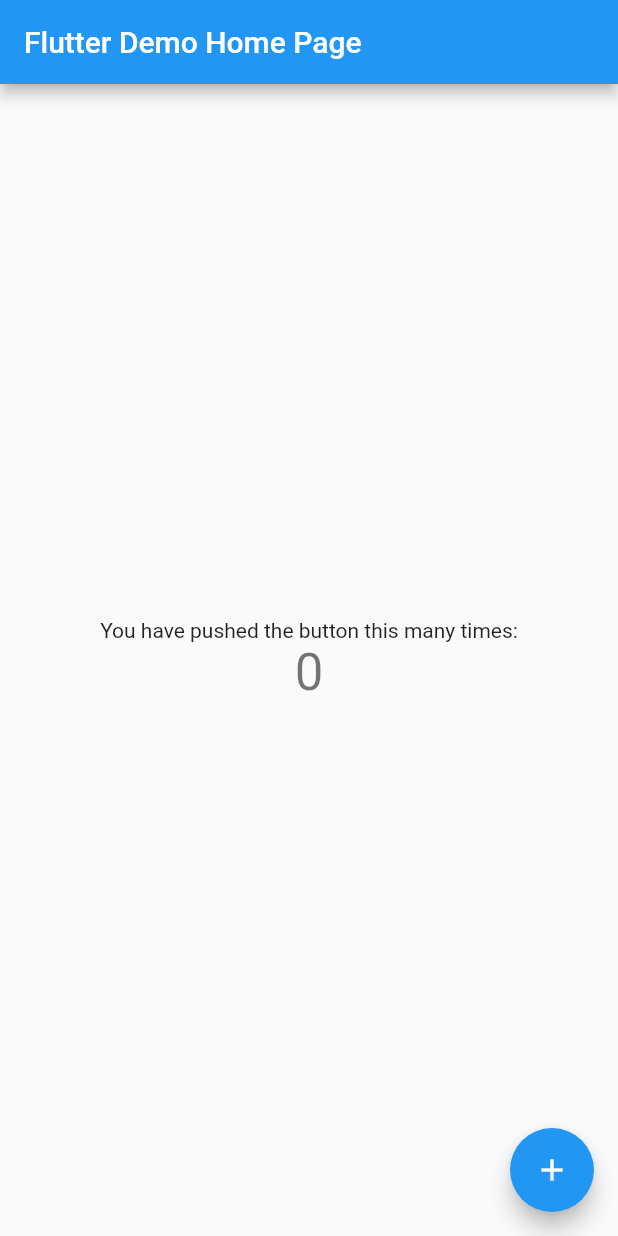
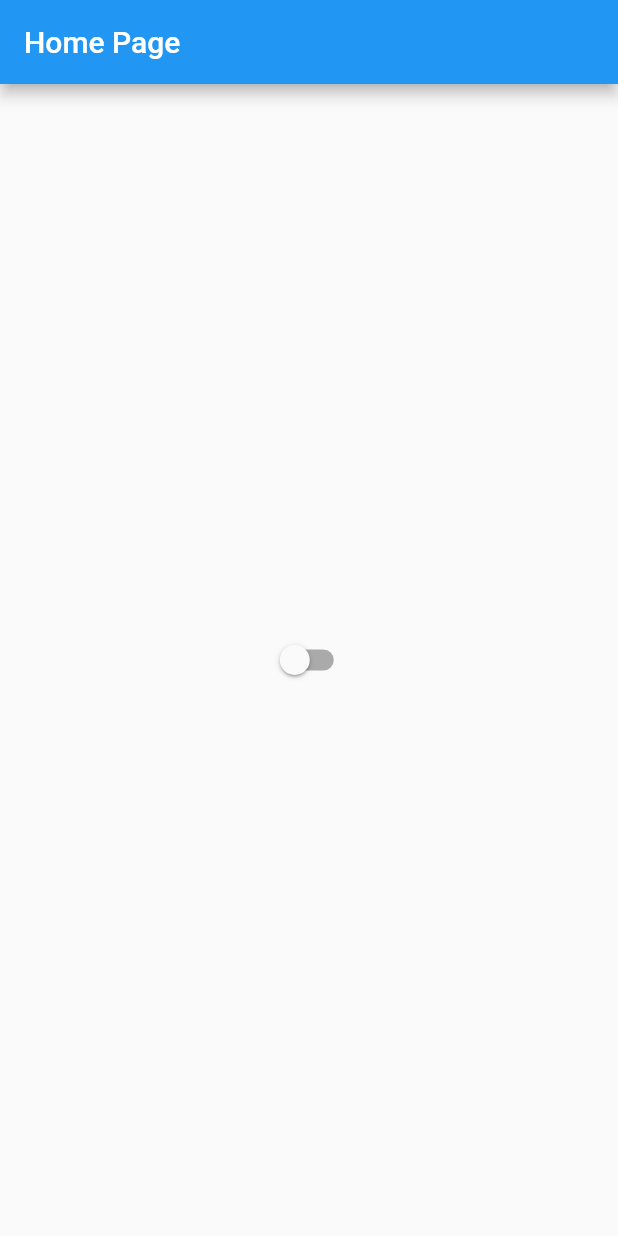
Before and after one commit to MarceloJSCesar/Flutter-Architecture, a Flutter app: the screen it shows after launch, on a phone screen of 412 x 824 dp. Run offline on Flutter 3.47's test engine with Material 2 defaults, Android fonts, the phone set to English and light mode, and no system bars.

Commit message:
components, controllers, pages/home folder added

```diff
--- /dev/null
+++ b/flutter_architecture/lib/app/app_widget.dart
@@ -0,0 +1,22 @@
+import 'package:flutter/material.dart';
+import './pages/home/home_page.dart';
+import 'controllers/app_controller.dart';
+
+class App extends StatelessWidget {
+  @override
+  Widget build(BuildContext context) {
+    return ValueListenableBuilder<bool>(
+      valueListenable: AppController.instance.themeSwitch,
+      builder: (context, isDark, child) {
+        return MaterialApp(
+          title: 'Flutter Demo',
+          theme: ThemeData(
+            brightness: isDark ? Brightness.dark : Brightness.light,
+            primarySwatch: Colors.blue,
+          ),
+          home: HomePage(),
+        );
+      },
+    );
+  }
+}
--- /dev/null
+++ b/flutter_architecture/lib/app/components/custom_switch_widget.dart
@@ -0,0 +1,14 @@
+import 'package:flutter/material.dart';
+import '../controllers/app_controller.dart';
+
+class CustomSwitchWidget extends StatelessWidget {
+  @override
+  Switch build(BuildContext context) {
+    return Switch(
+      value: AppController.instance.themeSwitch.value,
+      onChanged: (val) {
+        AppController.instance.changeTheme(val);
+      },
+    );
+  }
+}
--- /dev/null
+++ b/flutter_architecture/lib/app/controllers/app_controller.dart
@@ -0,0 +1,11 @@
+import 'package:flutter/foundation.dart';
+
+class AppController {
+  // now we have our sington protected
+  static final AppController instance = AppController._();
+  AppController._();
+
+  final themeSwitch = ValueNotifier<bool>(false);
+
+  void changeTheme(bool value) => themeSwitch.value = value;
+}
--- /dev/null
+++ b/flutter_architecture/lib/app/pages/home/home_page.dart
@@ -0,0 +1,21 @@
+import 'package:flutter/material.dart';
+import '../../components/custom_switch_widget.dart';
+
+class HomePage extends StatefulWidget {
+  @override
+  _HomePageState createState() => _HomePageState();
+}
+
+class _HomePageState extends State<HomePage> {
+  @override
+  Widget build(BuildContext context) {
+    return Scaffold(
+      appBar: AppBar(
+        title: Text('Home Page'),
+      ),
+      body: Center(
+        child: CustomSwitchWidget(),
+      ),
+    );
+  }
+}
--- /dev/null
+++ b/flutter_architecture/lib/app/pages/login/login_page.dart
@@ -0,0 +1,17 @@
+import 'package:flutter/material.dart';
+
+class LoginPage extends StatefulWidget {
+  @override
+  _LoginPageState createState() => _LoginPageState();
+}
+
+class _LoginPageState extends State<LoginPage> {
+  @override
+  Widget build(BuildContext context) {
+    return Scaffold(
+      appBar: AppBar(
+        title: Text('Login Page'),
+      ),
+    );
+  }
+}
--- a/flutter_architecture/lib/main.dart
+++ b/flutter_architecture/lib/main.dart
@@ -1,113 +1,6 @@
 import 'package:flutter/material.dart';
+import './app/app_widget.dart';
 
 void main() {
-  runApp(MyApp());
+  runApp(App());
 }
-
-class MyApp extends StatelessWidget {
-  // This widget is the root of your application.
-  @override
-  Widget build(BuildContext context) {
-    return MaterialApp(
-      title: 'Flutter Demo',
-      theme: ThemeData(
-        // This is the theme of your application.
-        //
-        // Try running your application with "flutter run". You'll see the
-        // application has a blue toolbar. Then, without quitting the app, try
-        // changing the primarySwatch below to Colors.green and then invoke
-        // "hot reload" (press "r" in the console where you ran "flutter run",
-        // or simply save your changes to "hot reload" in a Flutter IDE).
-        // Notice that the counter didn't reset back to zero; the application
-        // is not restarted.
-        primarySwatch: Colors.blue,
-      ),
-      home: MyHomePage(title: 'Flutter Demo Home Page'),
-    );
-  }
-}
-
-class MyHomePage extends StatefulWidget {
-  MyHomePage({Key key, this.title}) : super(key: key);
-
-  // This widget is the home page of your application. It is stateful, meaning
-  // that it has a State object (defined below) that contains fields that affect
-  // how it looks.
-
-  // This class is the configuration for the state. It holds the values (in this
-  // case the title) provided by the parent (in this case the App widget) and
-  // used by the build method of the State. Fields in a Widget subclass are
-  // always marked "final".
-
-  final String title;
-
-  @override
-  _MyHomePageState createState() => _MyHomePageState();
-}
-
-class _MyHomePageState extends State<MyHomePage> {
-  int _counter = 0;
-
-  void _incrementCounter() {
-    setState(() {
-      // This call to setState tells the Flutter framework that something has
-      // changed in this State, which causes it to rerun the build method below
-      // so that the display can reflect the updated values. If we changed
-      // _counter without calling setState(), then the build method would not be
-      // called again, and so nothing would appear to happen.
-      _counter++;
-    });
-  }
-
-  @override
-  Widget build(BuildContext context) {
-    // This method is rerun every time setState is called, for instance as done
-    // by the _incrementCounter method above.
-    //
-    // The Flutter framework has been optimized to make rerunning build methods
-    // fast, so that you can just rebuild anything that needs updating rather
-    // than having to individually change instances of widgets.
-    return Scaffold(
-      appBar: AppBar(
-        // Here we take the value from the MyHomePage object that was created by
-        // the App.build method, and use it to set our appbar title.
-        title: Text(widget.title),
-      ),
-      body: Center(
-        // Center is a layout widget. It takes a single child and positions it
-        // in the middle of the parent.
-        child: Column(
-          // Column is also a layout widget. It takes a list of children and
-          // arranges them vertically. By default, it sizes itself to fit its
-          // children horizontally, and tries to be as tall as its parent.
-          //
-          // Invoke "debug painting" (press "p" in the console, choose the
-          // "Toggle Debug Paint" action from the Flutter Inspector in Android
-          // Studio, or the "Toggle Debug Paint" command in Visual Studio Code)
-          // to see the wireframe for each widget.
-          //
-          // Column has various properties to control how it sizes itself and
-          // how it positions its children. Here we use mainAxisAlignment to
-          // center the children vertically; the main axis here is the vertical
-          // axis because Columns are vertical (the cross axis would be
-          // horizontal).
-          mainAxisAlignment: MainAxisAlignment.center,
-          children: <Widget>[
-            Text(
-              'You have pushed the button this many times:',
-            ),
-            Text(
-              '$_counter',
-              style: Theme.of(context).textTheme.headline4,
-            ),
-          ],
-        ),
-      ),
-      floatingActionButton: FloatingActionButton(
-        onPressed: _incrementCounter,
-        tooltip: 'Increment',
-        child: Icon(Icons.add),
-      ), // This trailing comma makes auto-formatting nicer for build methods.
-    );
-  }
-}
```
